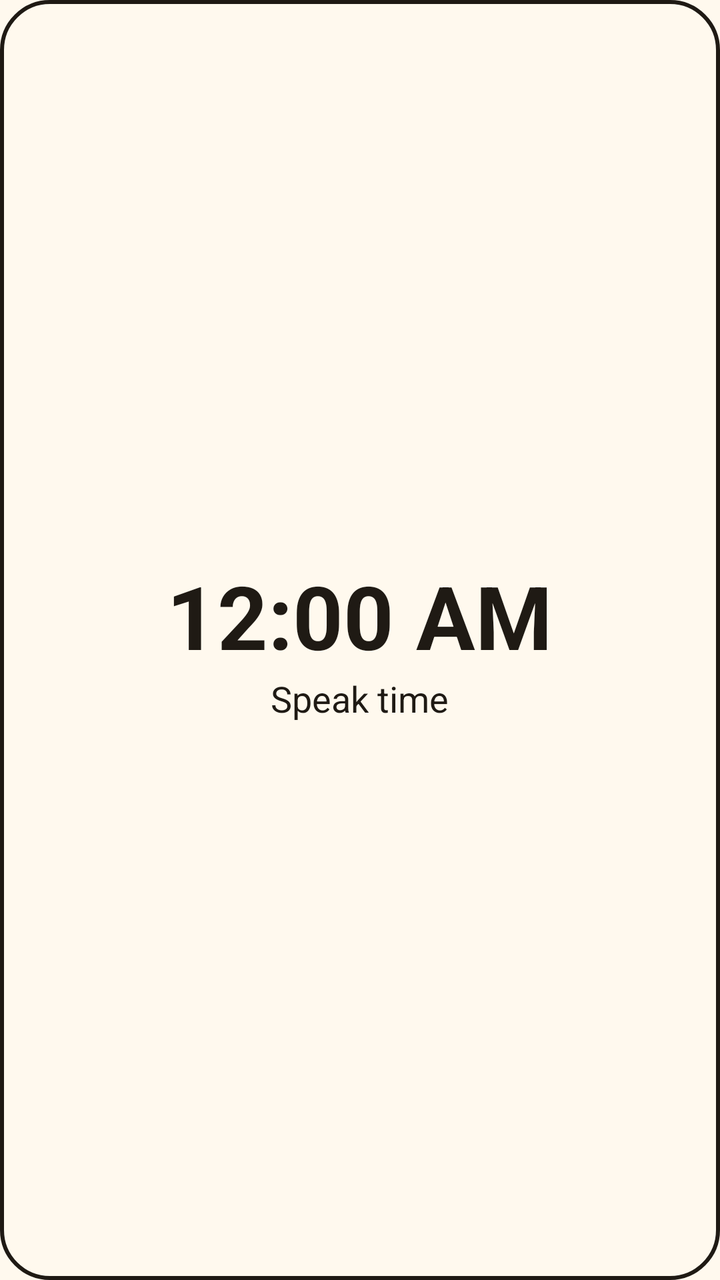
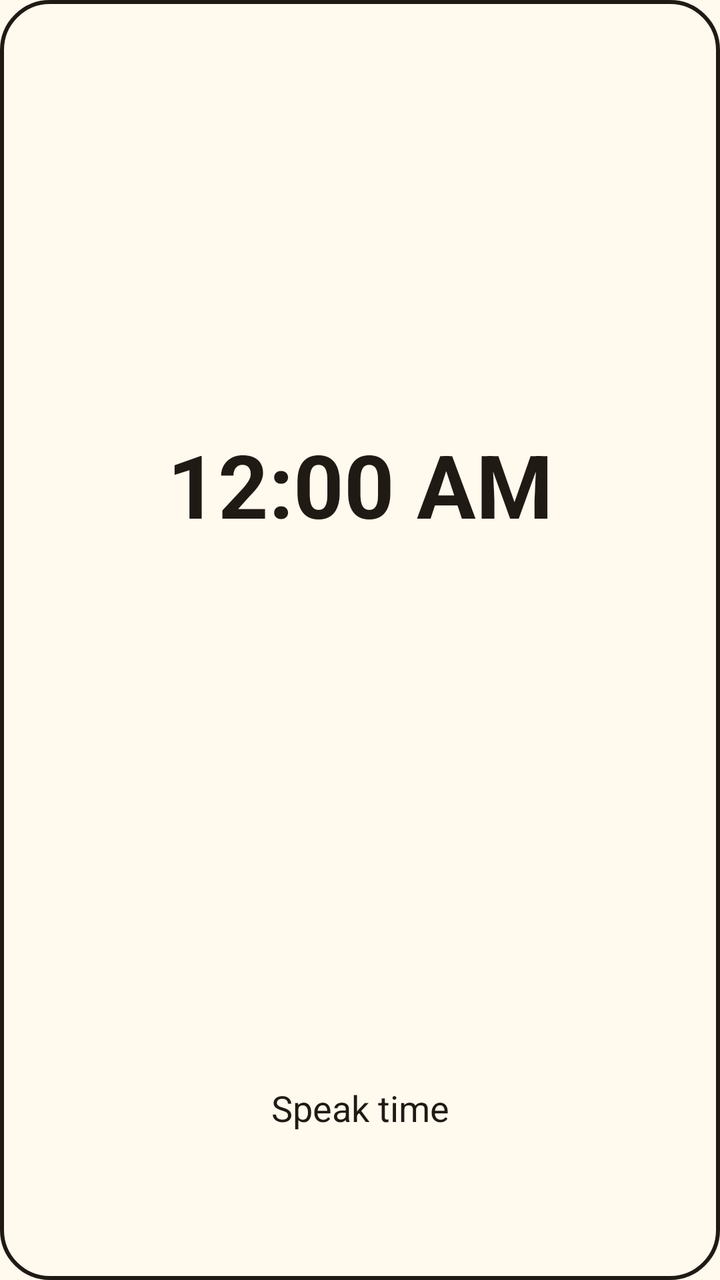

Two renders of the same Android screen: before a commit and after it. Below are the layout's source before the change and the commit's diff.
<!-- AndroidManifest.xml: application theme Theme.NikoClock -->
<!-- res/layout/widget_clock.xml -->
<?xml version="1.0" encoding="utf-8"?>
<LinearLayout xmlns:android="http://schemas.android.com/apk/res/android"
    android:id="@+id/widget_root"
    android:layout_width="match_parent"
    android:layout_height="match_parent"
    android:background="@drawable/widget_background"
    android:contentDescription="@string/widget_content_description"
    android:gravity="center"
    android:orientation="vertical"
    android:padding="8dp">

    <TextClock
        android:layout_width="wrap_content"
        android:layout_height="wrap_content"
        android:importantForAccessibility="no"
        android:maxLines="1"
        android:textColor="@color/widget_ink"
        android:textSize="44sp"
        android:textStyle="bold" />

    <TextView
        android:layout_width="wrap_content"
        android:layout_height="wrap_content"
        android:importantForAccessibility="no"
        android:maxLines="1"
        android:text="@string/speak_time"
        android:textColor="@color/widget_ink"
        android:textSize="18sp" />

</LinearLayout>
<!-- resources referenced by this layout -->
<resources>
  <color name="widget_ink">#1F1A14</color>
  <!-- drawable widget_background (drawable) -->
  <?xml version="1.0" encoding="utf-8"?>
  <shape xmlns:android="http://schemas.android.com/apk/res/android" android:shape="rectangle">
      <solid android:color="@color/widget_paper" />
      <stroke android:width="2dp" android:color="@color/widget_ink" />
      <corners android:radius="24dp" />
  </shape>
  <string name="speak_time">Speak time</string>
  <string name="widget_content_description">Clock. Tap to hear the time.</string>
  <style name="Theme.NikoClock" parent="android:Theme.Material.Light.NoActionBar">
          <item name="android:windowBackground">@color/paper</item>
      </style>
  <color name="widget_paper">#FFF9EE</color>
  <color name="paper">#FFF9EE</color>
</resources>

<!-- the commit's change to res/layout/widget_clock.xml (unified diff, before → after) -->
@@ -10,21 +10,29 @@
     android:padding="8dp">
 
     <TextClock
-        android:layout_width="wrap_content"
-        android:layout_height="wrap_content"
+        android:layout_width="match_parent"
+        android:layout_height="0dp"
+        android:layout_weight="3"
+        android:autoSizeMaxTextSize="44sp"
+        android:autoSizeMinTextSize="14sp"
+        android:autoSizeTextType="uniform"
+        android:gravity="center"
         android:importantForAccessibility="no"
         android:maxLines="1"
         android:textColor="@color/widget_ink"
-        android:textSize="44sp"
         android:textStyle="bold" />
 
     <TextView
-        android:layout_width="wrap_content"
-        android:layout_height="wrap_content"
+        android:layout_width="match_parent"
+        android:layout_height="0dp"
+        android:layout_weight="1"
+        android:autoSizeMaxTextSize="18sp"
+        android:autoSizeMinTextSize="10sp"
+        android:autoSizeTextType="uniform"
+        android:gravity="center"
         android:importantForAccessibility="no"
         android:maxLines="1"
         android:text="@string/speak_time"
-        android:textColor="@color/widget_ink"
-        android:textSize="18sp" />
+        android:textColor="@color/widget_ink" />
 
 </LinearLayout>
